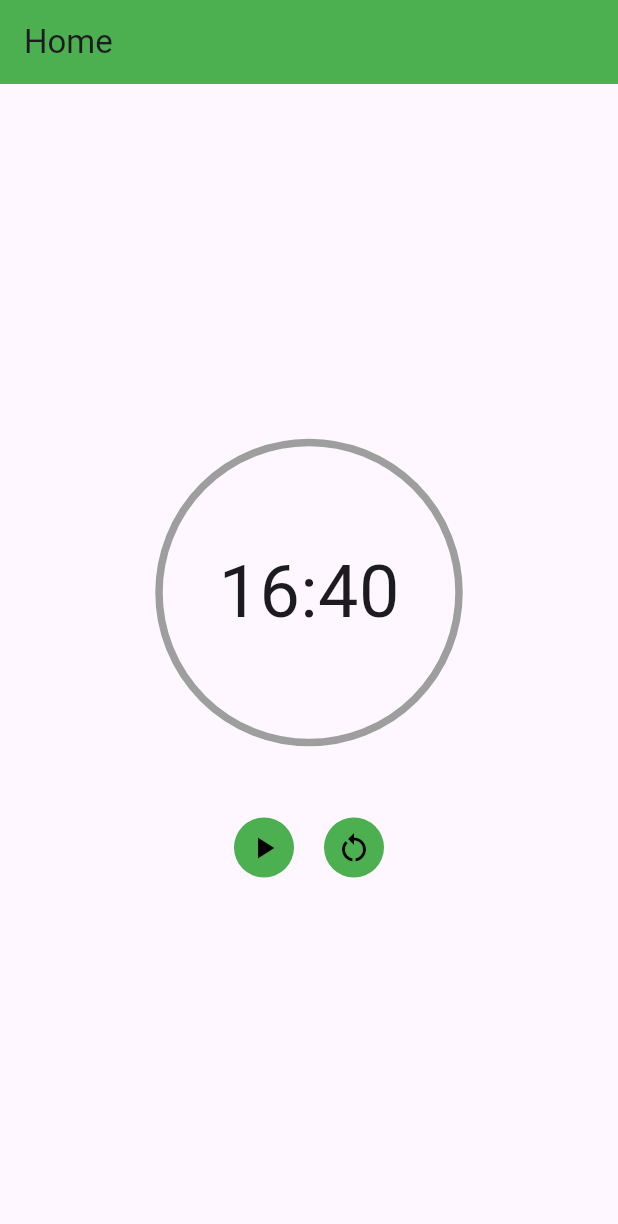
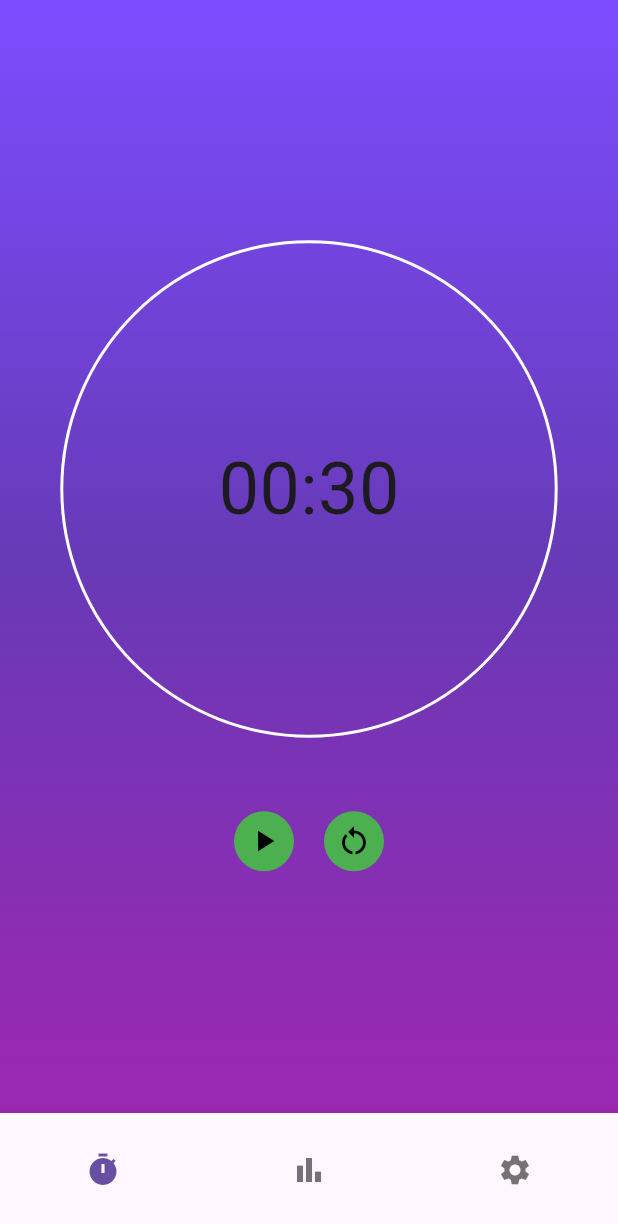
Before and after one commit to khaledgomah/silent_space, a Flutter app: the screen it shows after launch, on a phone screen of 412 x 824 dp. Shown: the top 1224 px of the screen. Run offline on Flutter 3.47's test engine with Material 3 defaults, Android fonts, the phone set to English and light mode, and no system bars; drawn by our look-alikes of circular_countdown_timer; our stand-ins replace flutter_bloc.

Commit message:
refactor timer feature and enhance UI with bottom navigation

```diff
--- /dev/null
+++ b/devtools_options.yaml
@@ -0,0 +1,3 @@
+description: This file stores settings for Dart & Flutter DevTools.
+documentation: https://docs.flutter.dev/tools/devtools/extensions#configure-extension-enablement-states
+extensions:
--- /dev/null
+++ b/lib/core/utils/constans.dart
@@ -0,0 +1,6 @@
+class Constans {
+  static const double circleThikness = 2;
+  static const String appVersion = '1.0.0';
+
+
+}
--- a/lib/features/time/presentation/manager/cubit/timer_cubit.dart
+++ b/lib/features/time/presentation/manager/cubit/timer_cubit.dart
@@ -1,5 +1,6 @@
-import 'package:bloc/bloc.dart';
-import 'package:meta/meta.dart';
+
+
+import 'package:flutter_bloc/flutter_bloc.dart';
 
 part 'timer_state.dart';
 
--- a/lib/features/time/presentation/manager/cubit/timer_state.dart
+++ b/lib/features/time/presentation/manager/cubit/timer_state.dart
@@ -1,6 +1,5 @@
 part of 'timer_cubit.dart';
 
-@immutable
 sealed class TimerState {}
 
 final class TimerInitState extends TimerState {}
--- a/lib/features/time/presentation/views/home_view.dart
+++ b/lib/features/time/presentation/views/home_view.dart
@@ -9,18 +9,98 @@ class HomeView extends StatefulWidget {
   State<HomeView> createState() => _HomeViewState();
 }
 
+final List<Color> blackShades = [
+  const Color(0xFFA9A9A9), // Gray
+  const Color(0xFFD3D3D3), // Light Gray
+  const Color(0xFFE6E6E6), // Silver
+  const Color(0xFFFFFFFF), // White (for contrast or end of gradient)
+];
+
 class _HomeViewState extends State<HomeView> {
-  final maxTime = 1000;
-  final CountDownController _countDownController = CountDownController();
-
+  int currentIndex = 0;
   @override
   Widget build(BuildContext context) {
     return Scaffold(
-      appBar: AppBar(
-        backgroundColor: Colors.green,
-        title: const Text('Home'),
-      ),
-      body: TimerSection(countDownController: _countDownController, maxTime: maxTime),
-    );
+        bottomNavigationBar: BottomNavigationBar(
+          showSelectedLabels: false,
+          currentIndex: currentIndex,
+          showUnselectedLabels: false,
+          items: [
+            BottomNavigationBarItem(
+              icon: IconButton(
+                onPressed: () {
+                  setState(() {
+                    currentIndex = 0;
+                  });
+                },
+                icon: const Icon(
+                  Icons.timer,
+                ),
+              ),
+              label: 'Timer',
+            ),
+            BottomNavigationBarItem(
+              icon: IconButton(
+                onPressed: () {
+                  setState(() {
+                    currentIndex = 1;
+                  });
+                },
+                icon: const Icon(
+                  Icons.bar_chart,
+                ),
+              ),
+              label: 'Stats',
+            ),
+            BottomNavigationBarItem(
+              icon: IconButton(
+                onPressed: () {
+                  setState(() {
+                    currentIndex = 2;
+                  });
+                },
+                icon: const Icon(
+                  Icons.settings,
+                ),
+              ),
+              label: 'Settings',
+            ),
+          ],
+        ),
+        body: Container(
+            decoration: const BoxDecoration(
+              gradient: LinearGradient(
+                colors: [
+                  Colors.deepPurpleAccent,
+                  Colors.deepPurple,
+                  Colors.purple
+                ],
+                begin: Alignment.topCenter,
+                end: Alignment.bottomCenter,
+              ),
+            ),
+            child: _screens[currentIndex]));
   }
 }
+
+List<Widget> _screens = [
+  TimerScreen(),
+  const Placeholder(),
+  const Placeholder()
+];
+
+class TimerScreen extends StatelessWidget {
+  TimerScreen({super.key});
+  final maxTime = 30;
+  final CountDownController _countDownController = CountDownController();
+  @override
+  Widget build(BuildContext context) {
+    return TimerSection(
+        countDownController: _countDownController, maxTime: maxTime);
+  }
+}
+
+extension MediaQuerySize on BuildContext {
+  double screenHeight() => MediaQuery.of(this).size.height;
+  double screenWidth() => MediaQuery.of(this).size.width;
+}
--- a/lib/features/time/presentation/views/widgets/custom_count_down_timer.dart
+++ b/lib/features/time/presentation/views/widgets/custom_count_down_timer.dart
@@ -1,7 +1,7 @@
-// ignore_for_file: public_member_api_docs, sort_constructors_first
-
 import 'package:circular_countdown_timer/circular_countdown_timer.dart';
 import 'package:flutter/material.dart';
+import 'package:silent_space/core/utils/constans.dart';
+import 'package:silent_space/features/time/presentation/views/home_view.dart';
 
 class CustomCountDownTimer extends StatelessWidget {
   const CustomCountDownTimer({
@@ -16,15 +16,16 @@ class CustomCountDownTimer extends StatelessWidget {
   @override
   Widget build(BuildContext context) {
     return CircularCountDownTimer(
+      strokeWidth: Constans.circleThikness,
       controller: _countDownController,
       autoStart: false,
       isReverse: true,
       duration: maxTime,
-      width: 200,
-      height: 200,
+      width: context.screenWidth() * 0.8,
+      height: context.screenWidth() * 0.8,
       fillColor: Colors.grey,
       ringColor: Colors.white,
-      isReverseAnimation: true,
+      textFormat: 'mm:ss',
       textStyle: const TextStyle(fontSize: 48),
     );
   }
--- a/lib/main.dart
+++ b/lib/main.dart
@@ -11,10 +11,10 @@ class SilentSpace extends StatelessWidget {
   @override
   Widget build(BuildContext context) {
     return MaterialApp(
+      debugShowCheckedModeBanner: false,
       initialRoute: RoutesName.splash,
       onGenerateRoute: onGenerateRoute,
-      theme:
-          ThemeData(primaryColor: Colors.green, brightness: Brightness.light),
+      theme: ThemeData(brightness: Brightness.light),
     );
   }
 }
```
